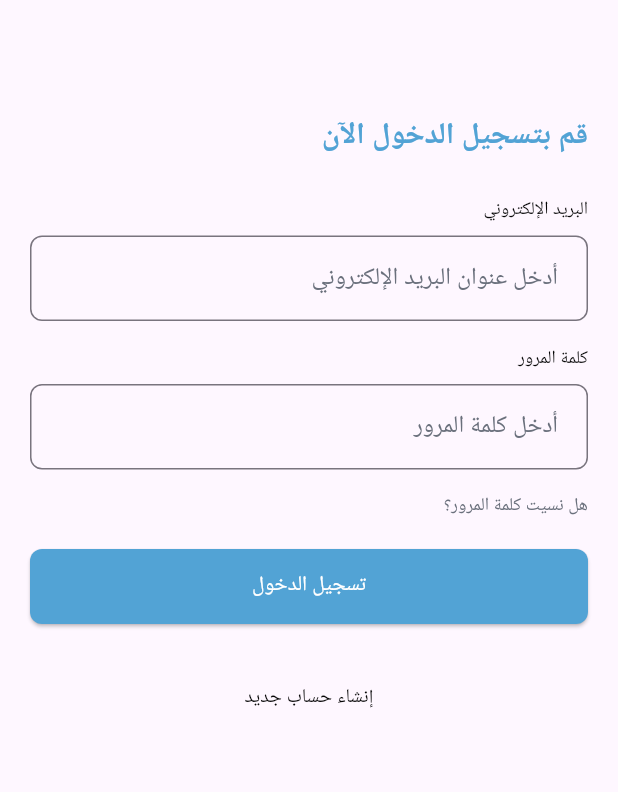
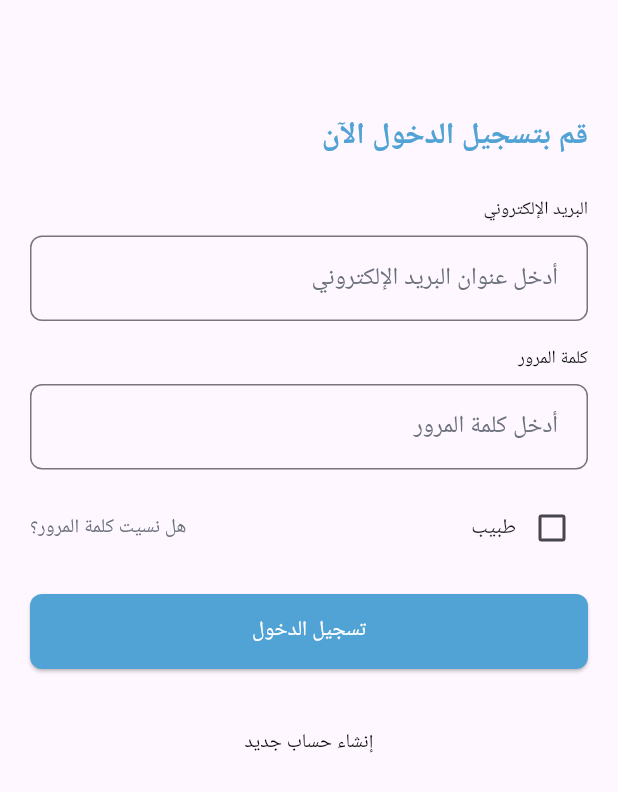
Before and after one commit to AlBaraaSobh/Shaty_AI, a Flutter app: the screen it shows after launch, on a phone screen of 412 x 824 dp. Shown: the top 792 px of the screen. Run offline on Flutter 3.47's test engine with Material 3 defaults, Android fonts, the phone set to English and light mode, and no system bars; our stand-ins replace dio, flutter_bloc, fluttertoast, pin_code_fields; generated files the repository leaves out were written again.

Commit message:
Restore login-related files

```diff
--- a/lib/features/auth/screen/login_screen.dart
+++ b/lib/features/auth/screen/login_screen.dart
@@ -17,6 +17,8 @@ class LoginScreen extends StatefulWidget {
 class _LoginScreenState extends State<LoginScreen> {
   late TextEditingController _emailTextEditingController;
   late TextEditingController _passwordTextEditingController;
+  bool _isDoctor = false;
+
 
   @override
   void initState() {
@@ -52,14 +54,38 @@ class _LoginScreenState extends State<LoginScreen> {
                   hintText: context.loc.hint_password,
                   controller: _passwordTextEditingController,obscure: true,),
               SizedBox(height: 15,),
+              Row(
+                mainAxisAlignment: MainAxisAlignment.spaceBetween,
+                children: [
+                  Row(
+                    children: [
+                      Checkbox(
+                        value: _isDoctor,
+                        onChanged: (value) {
+                          setState(() {
+                            _isDoctor = value ?? false;
+                          });
+                        },
+                      ),
+                      Text(
+                        context.loc.sign_in_doctor_title,
+                        style: const TextStyle(fontSize: 14),
+                      ),
+                    ],
+                  ),
                   InkWell(
                     onTap: () {
                       Navigator.pushNamed(context, '/rest_password_screen');
                     },
                     child: Text(
                       context.loc.forget_password,
-                  style: TextStyle(fontSize: 12, color: AppColors.accentColor),
+                      style: TextStyle(
+                        fontSize: 13,
+                        color: AppColors.accentColor,
                       ),
+                    ),
+                  ),
+                ],
               ),
               SizedBox(height: 20,),
               PrimaryButton(label: context.loc.login,
@@ -91,31 +117,3 @@ class _LoginScreenState extends State<LoginScreen> {
     );
   }
 }
-
-// Row(
-// children: [
-// Expanded(child: Divider(color: AppColors.accentColor,thickness: 2,)),
-// Padding(
-// padding: const EdgeInsets.symmetric(horizontal: 8),
-// child: Text(context.loc.register_through),
-// ),
-// Expanded(child: Divider(color: AppColors.accentColor,thickness: 2,)),
-//
-// ],
-// ),
-//&&&&&&&&&&&&&&&&&&7
-// ElevatedButton(
-// style: ElevatedButton.styleFrom(
-// backgroundColor: AppColors.primaryColor,
-// minimumSize: Size(double.infinity, 50),
-// shape: RoundedRectangleBorder(
-// borderRadius: BorderRadius.circular(8)
-// ),
-// ),
-//
-// onPressed: () {},
-// child: Text(
-// context.loc.login,
-// style: TextStyle(color: Colors.white),
-// ),
-// ),
```
Lines whose indentation alone changed are shown as unchanged.
